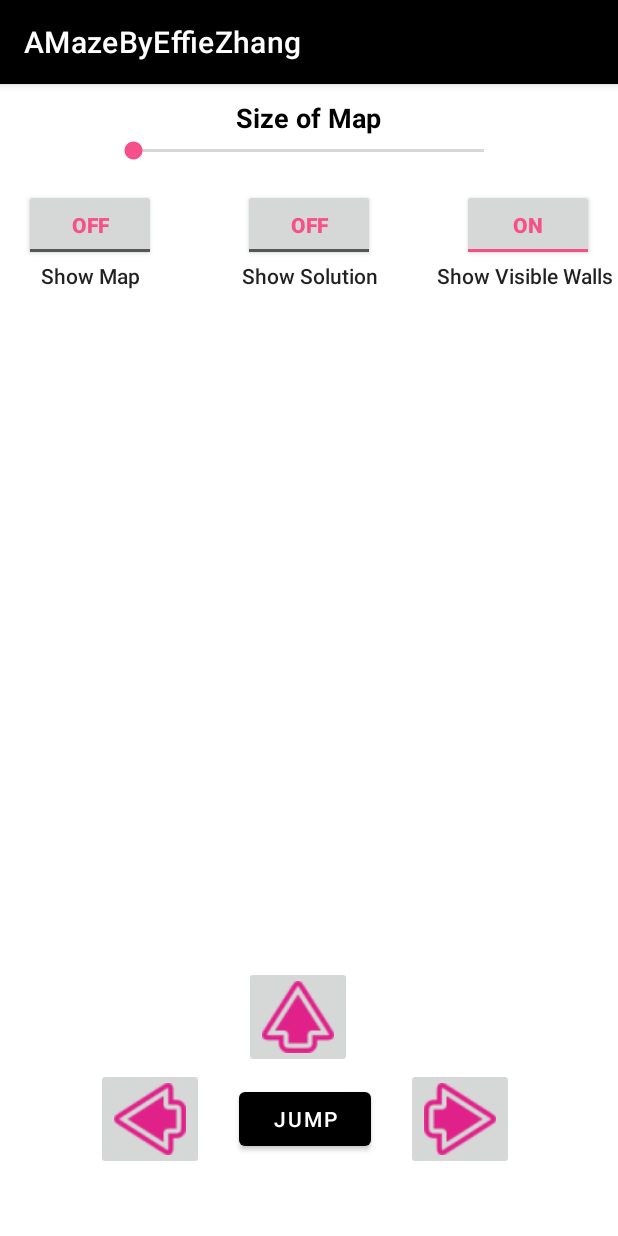
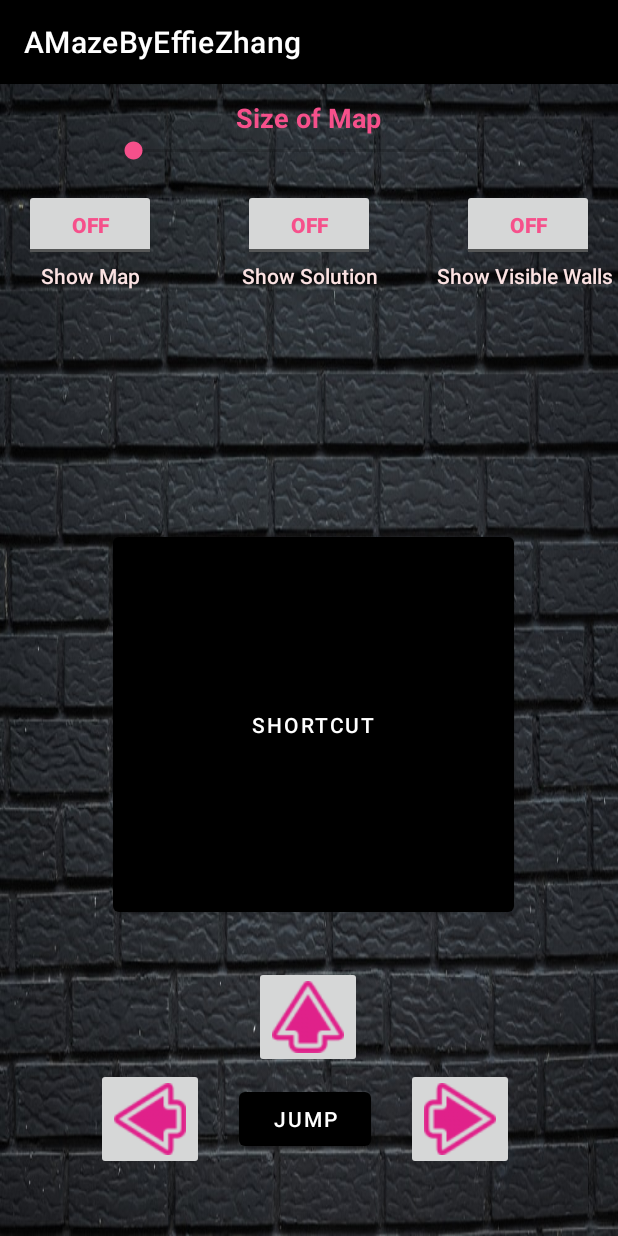
Before and after one commit to EffieZhang2401/AMazeByEffie, an Android app: the PlayManuallyActivity screen opened directly, with no data from a screen before it, after a tap on "JUMP", on a phone screen of 412 x 824 dp. Run offline under Robolectric (Android 15) with nearby library versions, the phone set to English and light mode, and no system bars; Roboto replaces fonts that are not available here; 1 other tap on this screen came first.

Commit message:
Complete the function for PlayManuallyActivity

```diff
--- a/app/src/main/AndroidManifest.xml
+++ b/app/src/main/AndroidManifest.xml
@@ -9,6 +9,9 @@
         android:roundIcon="@mipmap/ic_launcher_round"
         android:supportsRtl="true"
         android:theme="@style/Theme.AMazeByEffieZhang">
+        <activity
+            android:name=".gui.WinningActivity"
+            android:exported="true" />
         <activity
             android:name=".gui.PlayAnimationActivity"
             android:exported="true" />
--- a/app/src/main/java/edu/wm/cs/cs301/EffieZhang/gui/PlayManuallyActivity.java
+++ b/app/src/main/java/edu/wm/cs/cs301/EffieZhang/gui/PlayManuallyActivity.java
@@ -1,14 +1,92 @@
 package edu.wm.cs.cs301.EffieZhang.gui;
 
 import androidx.appcompat.app.AppCompatActivity;
+import android.content.Intent;
+import android.os.Bundle;
+import android.view.View;
+import android.util.Log;
+import android.widget.Button;
+import android.widget.ImageButton;
+import android.widget.Toast;
+import android.widget.ToggleButton;
 import edu.wm.cs.cs301.EffieZhang.R;
-import android.os.Bundle;
 
+/**
+ * This class allows the user to play the game manually,
+ * using the front, right, and left arrows, and the jump button on
+ * the screen. The user can also turn the map, solution, and visible
+ * walls on and off, depending on what they want to be able to see when
+ * playing the game. In addition to that, the user can change the size of
+ * the map that they see if the map is on. Once the user has passed the
+ * finish line, the app then goes to WinningActivity. If the user presses
+ * the back arrow, then the app will return to AMazeActivity.
+ *
+ * 	Collaboration: AMazeActivity, GeneratingActivity, WinningActivity
+ *
+ * @author Effie Zhang
+ */
 public class PlayManuallyActivity extends AppCompatActivity {
-
+    private ToggleButton hasWall, showMap, solution;
+    private Button buttonSubmit;
+    private int pathlength;
     @Override
     protected void onCreate(Bundle savedInstanceState) {
         super.onCreate(savedInstanceState);
         setContentView(R.layout.state_playmanually);
+
+        ImageButton upButton = (ImageButton) findViewById(R.id.upButton);
+        upButton.setOnClickListener(new View.OnClickListener() {
+            @Override
+            public void onClick(View v) {
+                Toast.makeText(getApplicationContext(), "Up", Toast.LENGTH_SHORT).show();
+                Log.v("Up", "Up");
+                pathlength++;
+            }
+        });
+
+        ImageButton leftButton = (ImageButton) findViewById(R.id.leftButton);
+        leftButton.setOnClickListener(new View.OnClickListener() {
+            @Override
+            public void onClick(View v) {
+                Toast.makeText(getApplicationContext(), "left", Toast.LENGTH_SHORT).show();
+                Log.v("left", "left");
+                pathlength++;
+            }
+        });
+
+        ImageButton rightButton = (ImageButton) findViewById(R.id.rightButton);
+        rightButton.setOnClickListener(new View.OnClickListener() {
+            @Override
+            public void onClick(View v) {
+                Toast.makeText(getApplicationContext(), "Right", Toast.LENGTH_SHORT).show();
+                Log.v("Right", "Right");
+                pathlength++;
+            }
+        });
+        Button jump = (Button) findViewById(R.id.jumpButton);
+        jump.setOnClickListener(new View.OnClickListener() {
+            @Override
+            public void onClick(View v) {
+                Toast.makeText(getApplicationContext(), "Jump", Toast.LENGTH_SHORT).show();
+                Log.v("Jump", "Jump");
+                pathlength++;
+            }
+        });
+        Button shortcut = (Button) findViewById(R.id.ShortCut);
+        shortcut.setOnClickListener(new View.OnClickListener() {
+            @Override
+            public void onClick(View v) {
+                DataHolder.setPathlength(pathlength);
+                Intent winning = new Intent(getApplicationContext(), WinningActivity.class);
+                startActivity(winning);
+            }
+        });
     }
+    @Override
+    public void onBackPressed(){
+        Intent back2Title = new Intent(getApplicationContext(), AMazeActivity.class);
+        startActivity(back2Title);
+        Toast.makeText(getApplicationContext(), "Back button", Toast.LENGTH_SHORT).show();
+        Log.v("Back Button", "Back button");
+    };
 }
--- a/app/src/main/res/layout/state_playmanually.xml
+++ b/app/src/main/res/layout/state_playmanually.xml
@@ -4,7 +4,8 @@
     xmlns:tools="http://schemas.android.com/tools"
     android:layout_width="match_parent"
     android:layout_height="match_parent"
-    tools:context=".gui.PlayManuallyActivity">
+    tools:context=".gui.PlayManuallyActivity"
+    android:background="@drawable/wall">
     <TextView
         android:id="@+id/mapText"
         android:layout_width="wrap_content"
@@ -13,7 +14,7 @@
         android:fontFamily="@font/aclonica"
         android:layout_marginTop="10dp"
         android:layout_marginEnd="169dp"
-        android:textColor="@color/black"
+        android:textColor="@color/pink"
         android:textSize="18sp"
         android:textStyle="bold"
         android:text="Size of Map"
@@ -40,6 +41,7 @@
         android:layout_width="wrap_content"
         android:layout_height="wrap_content"
         android:layout_marginEnd="3dp"
+        android:textColor="@color/lightpink"
         android:text="Show Visible Walls"
         android:textAppearance="@style/TextAppearance.AppCompat.Body2"
         app:layout_constraintEnd_toEndOf="parent"
@@ -52,7 +54,8 @@
         android:layout_height="wrap_content"
         android:layout_marginTop="16dp"
         android:layout_marginEnd="16dp"
-        android:onClick="showVisibleWalls"
+        android:textOff="Off"
+        android:textOn="On"
         android:textColor="@color/pink"
         android:textStyle="bold"
         android:text="ToggleButton"
@@ -65,6 +68,7 @@
         android:id="@+id/showMapText"
         android:layout_width="wrap_content"
         android:layout_height="wrap_content"
+        android:textColor="@color/lightpink"
         android:layout_marginStart="27dp"
         android:layout_marginEnd="67dp"
         android:text="Show Map"
@@ -79,7 +83,8 @@
         android:layout_marginStart="16dp"
         android:layout_marginEnd="57dp"
         android:textColor="@color/pink"
-        android:onClick="showMap"
+        android:textOff="Off"
+        android:textOn="On"
         android:text="ToggleButton"
         android:textStyle="bold"
         app:layout_constraintBottom_toTopOf="@id/showMapText"
@@ -93,7 +98,8 @@
         android:layout_height="wrap_content"
         android:layout_marginTop="16dp"
         android:layout_marginEnd="58dp"
-        android:onClick="showSolution"
+        android:textOff="Off"
+        android:textOn="On"
         android:textStyle="bold"
         android:textColor="@color/pink"
         android:text="ToggleButton"
@@ -107,6 +113,7 @@
         android:layout_width="wrap_content"
         android:layout_height="wrap_content"
         android:layout_marginEnd="39dp"
+        android:textColor="@color/lightpink"
         android:text="Show Solution"
         android:textAppearance="@style/TextAppearance.AppCompat.Body2"
         app:layout_constraintEnd_toStartOf="@id/wallText"
@@ -121,7 +128,6 @@
         android:layout_marginTop="10dp"
         android:layout_marginBottom="46dp"
         android:layout_marginLeft="20dp"
-        android:onClick="jump"
         android:text="JUMP"
         app:layout_constraintEnd_toStartOf="@+id/rightButton"
         app:layout_constraintStart_toEndOf="@+id/leftButton"
@@ -135,6 +141,7 @@
         android:layout_marginEnd="10dp"
         app:layout_constraintBottom_toTopOf="@id/leftButton"
         app:layout_constraintEnd_toStartOf="@+id/rightButton"
+        app:layout_constraintHorizontal_bias="0.627"
         app:layout_constraintStart_toEndOf="@id/leftButton"
         app:srcCompat="@drawable/up" />
 
@@ -162,5 +169,18 @@
         app:layout_constraintStart_toEndOf="@+id/jumpButton"
         app:srcCompat="@drawable/right" />
 
+    <Button
+        android:id="@+id/ShortCut"
+        android:layout_width="267dp"
+        android:layout_height="262dp"
+        android:layout_marginBottom="30dp"
+        android:text="ShortCut"
+        app:layout_constraintBottom_toTopOf="@id/upButton"
+        app:layout_constraintEnd_toEndOf="parent"
+        app:layout_constraintHorizontal_bias="0.52"
+        app:layout_constraintStart_toStartOf="parent">
+
+    </Button>
+
 
 </androidx.constraintlayout.widget.ConstraintLayout>
--- a/app/src/main/res/layout/state_title.xml
+++ b/app/src/main/res/layout/state_title.xml
@@ -160,6 +160,10 @@
         android:layout_marginLeft="120dp"
         android:layout_marginTop="30dp"
         android:layout_toRightOf="@id/revisitButton"
+        android:background="#050000"
+        android:backgroundTint="#050000"
+        android:drawableTint="#100101"
+        android:foregroundTint="#090000"
         android:text="Explore"
         android:textColor="#FAE2E2"
         android:textSize="16sp"
```
Also changed, not shown: app/src/main/java/edu/wm/cs/cs301/EffieZhang/gui/DataHolder.java (+6 -1 lines), app/src/main/java/edu/wm/cs/cs301/EffieZhang/gui/WinningActivity.java (added, +14 -0 lines), app/src/main/res/layout/state_winning.xml (added, +9 -0 lines).
